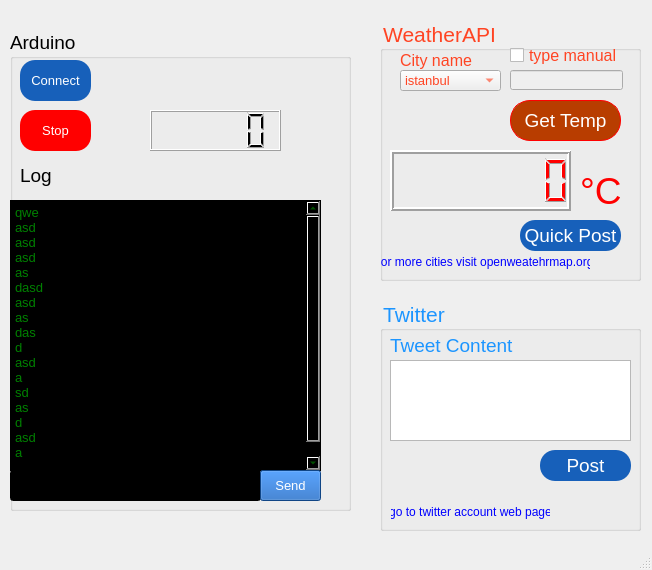
Old version of the form MainWindow.ui in the repository avni25/twit-ard-con.
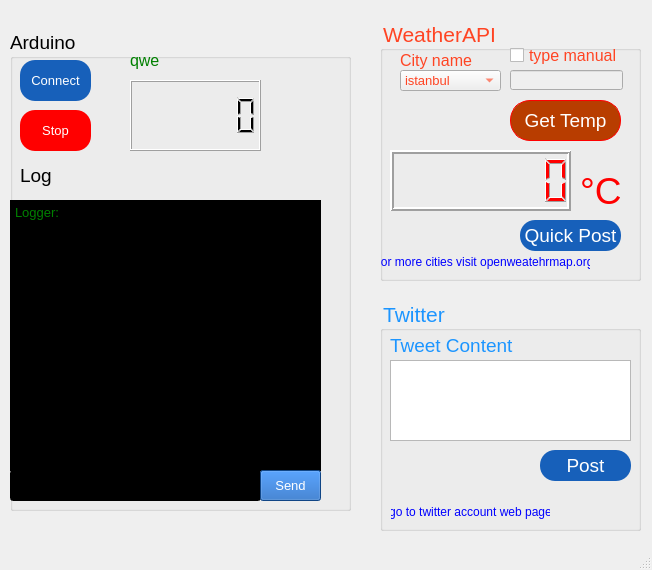
New version of the form. Icons and pictures are not drawn.

```diff
--- a/MainWindow.ui
+++ b/MainWindow.ui
@@ -551,6 +551,9 @@
      </property>
     </widget>
     <widget class="QPlainTextEdit" name="textedit_log">
+     <property name="enabled">
+      <bool>true</bool>
+     </property>
      <property name="geometry">
       <rect>
        <x>0</x>
@@ -571,25 +574,11 @@
      <property name="frameShadow">
       <enum>QFrame::Sunken</enum>
      </property>
+     <property name="readOnly">
+      <bool>true</bool>
+     </property>
      <property name="plainText">
-      <string>qwe
-asd
-asd
-asd
-as
-dasd
-asd
-as
-das
-d
-asd
-a
-sd
-as
-d
-asd
-a
-</string>
+      <string>Logger:</string>
      </property>
     </widget>
     <widget class="QLineEdit" name="lineEdit_log">
@@ -617,22 +606,22 @@
      </property>
      <property name="geometry">
       <rect>
-       <x>140</x>
-       <y>30</y>
+       <x>120</x>
+       <y>20</y>
        <width>131</width>
-       <height>31</height>
+       <height>21</height>
       </rect>
      </property>
      <property name="font">
       <font>
-       <pointsize>16</pointsize>
+       <pointsize>12</pointsize>
       </font>
      </property>
      <property name="styleSheet">
       <string notr="true">color:green</string>
      </property>
      <property name="text">
-      <string/>
+      <string>qwe</string>
      </property>
     </widget>
     <widget class="QLabel" name="label_4">
@@ -691,12 +680,20 @@
     <widget class="QLCDNumber" name="lcd_ard">
      <property name="geometry">
       <rect>
-       <x>140</x>
-       <y>80</y>
+       <x>120</x>
+       <y>50</y>
        <width>131</width>
-       <height>41</height>
+       <height>71</height>
       </rect>
      </property>
+     <property name="font">
+      <font>
+       <pointsize>24</pointsize>
+      </font>
+     </property>
+     <property name="digitCount">
+      <number>6</number>
+     </property>
     </widget>
     <widget class="QPushButton" name="btn_connect_arduino_2">
      <property name="geometry">
```
